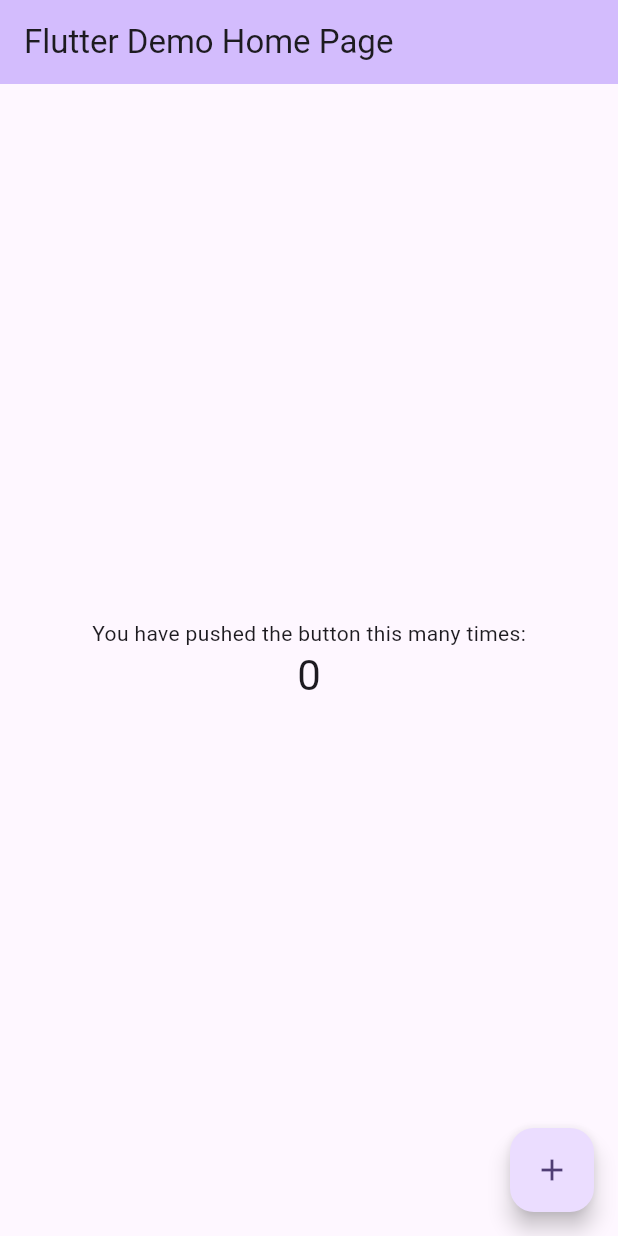
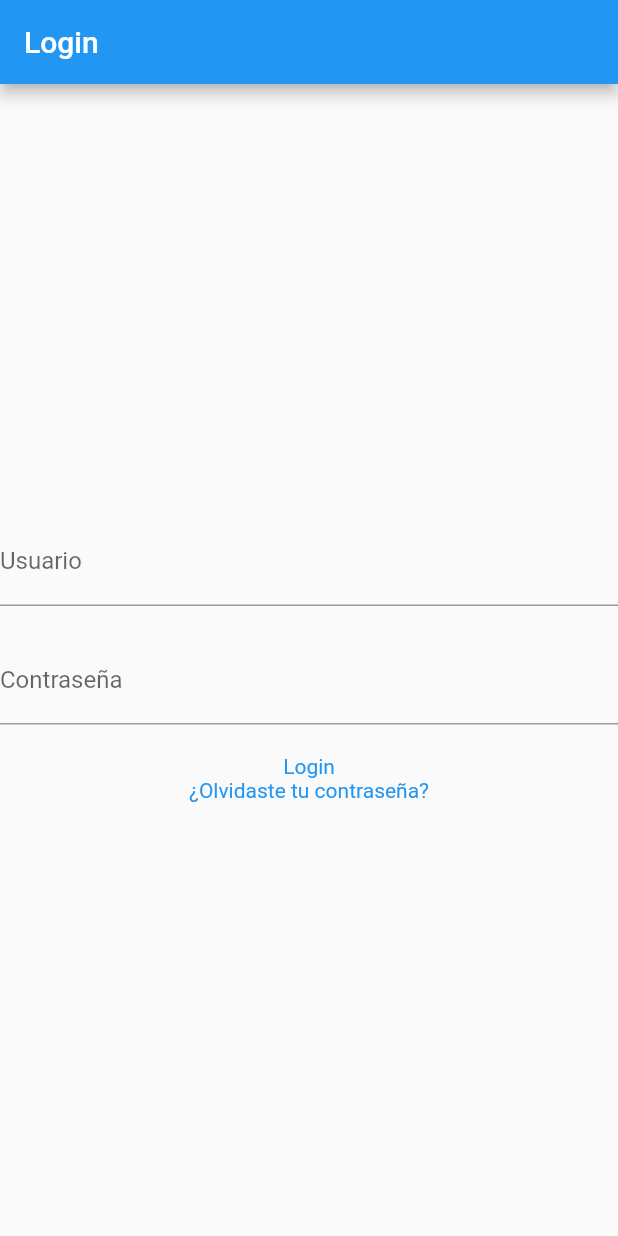
Before and after one commit to atalasluis/examen_Pro_movil, a Flutter app: the screen it shows after launch, on a phone screen of 412 x 824 dp. Run offline on Flutter 3.47's test engine with Material 2 defaults, Android fonts, the phone set to English and light mode, and no system bars.

Commit message:
login and Navigator

```diff
--- /dev/null
+++ b/lib/login.dart
@@ -0,0 +1,66 @@
+import 'package:examen/password.dart';
+import 'package:examen/user.dart';
+import 'package:flutter/material.dart';
+
+class LoginScreen extends StatelessWidget {
+  @override
+  Widget build(BuildContext context) {
+    return Scaffold(
+      appBar: AppBar(
+        title: Text('Login'),
+      ),
+      body: Center(
+        child: Column(
+          mainAxisAlignment: MainAxisAlignment.center,
+          children: <Widget>[
+            // Campos de correo y contraseña
+            TextField(
+              decoration: InputDecoration(
+                labelText: 'Usuario',
+              ),
+            ),
+            SizedBox(height: 20),
+            TextField(
+              obscureText: true,
+              decoration: InputDecoration(
+                labelText: 'Contraseña',
+              ),
+            ),
+            SizedBox(height: 20),
+            // Enlaces para autenticarse con Facebook y Gmail
+            InkWell(
+              onTap: () {
+                Navigator.push(
+                  context,
+                  MaterialPageRoute(builder: (context) => ProfileScreen()),
+                );
+              },
+              child: Text(
+                'Login',
+                style: TextStyle(
+                  color: Colors.blue,
+                ),
+              ),
+            ),
+            // Enlace para recuperar contraseña
+            InkWell(
+              onTap: () {
+                Navigator.push(
+                  context,
+                  MaterialPageRoute(
+                      builder: (context) => RecoverPasswordScreen()),
+                );
+              },
+              child: Text(
+                '¿Olvidaste tu contraseña?',
+                style: TextStyle(
+                  color: Colors.blue,
+                ),
+              ),
+            ),
+          ],
+        ),
+      ),
+    );
+  }
+}
--- a/lib/main.dart
+++ b/lib/main.dart
@@ -1,125 +1,21 @@
+import 'package:examen/login.dart';
+import 'package:examen/password.dart';
+import 'package:examen/user.dart';
 import 'package:flutter/material.dart';
 
-void main() {
-  runApp(const MyApp());
-}
+void main() => runApp(MyApp());
 
 class MyApp extends StatelessWidget {
-  const MyApp({super.key});
-
-  // This widget is the root of your application.
   @override
   Widget build(BuildContext context) {
     return MaterialApp(
-      title: 'Flutter Demo',
-      theme: ThemeData(
-        // This is the theme of your application.
-        //
-        // TRY THIS: Try running your application with "flutter run". You'll see
-        // the application has a blue toolbar. Then, without quitting the app,
-        // try changing the seedColor in the colorScheme below to Colors.green
-        // and then invoke "hot reload" (save your changes or press the "hot
-        // reload" button in a Flutter-supported IDE, or press "r" if you used
-        // the command line to start the app).
-        //
-        // Notice that the counter didn't reset back to zero; the application
-        // state is not lost during the reload. To reset the state, use hot
-        // restart instead.
-        //
-        // This works for code too, not just values: Most code changes can be
-        // tested with just a hot reload.
-        colorScheme: ColorScheme.fromSeed(seedColor: Colors.deepPurple),
-        useMaterial3: true,
-      ),
-      home: const MyHomePage(title: 'Flutter Demo Home Page'),
+      title: 'My examen',
+      initialRoute: '/login',
+      routes: {
+        '/login': (context) => LoginScreen(),
+        '/password': (context) => RecoverPasswordScreen(),
+        '/user': (context) => ProfileScreen()
+      },
     );
   }
 }
-
-class MyHomePage extends StatefulWidget {
-  const MyHomePage({super.key, required this.title});
-
-  // This widget is the home page of your application. It is stateful, meaning
-  // that it has a State object (defined below) that contains fields that affect
-  // how it looks.
-
-  // This class is the configuration for the state. It holds the values (in this
-  // case the title) provided by the parent (in this case the App widget) and
-  // used by the build method of the State. Fields in a Widget subclass are
-  // always marked "final".
-
-  final String title;
-
-  @override
-  State<MyHomePage> createState() => _MyHomePageState();
-}
-
-class _MyHomePageState extends State<MyHomePage> {
-  int _counter = 0;
-
-  void _incrementCounter() {
-    setState(() {
-      // This call to setState tells the Flutter framework that something has
-      // changed in this State, which causes it to rerun the build method below
-      // so that the display can reflect the updated values. If we changed
-      // _counter without calling setState(), then the build method would not be
-      // called again, and so nothing would appear to happen.
-      _counter++;
-    });
-  }
-
-  @override
-  Widget build(BuildContext context) {
-    // This method is rerun every time setState is called, for instance as done
-    // by the _incrementCounter method above.
-    //
-    // The Flutter framework has been optimized to make rerunning build methods
-    // fast, so that you can just rebuild anything that needs updating rather
-    // than having to individually change instances of widgets.
-    return Scaffold(
-      appBar: AppBar(
-        // TRY THIS: Try changing the color here to a specific color (to
-        // Colors.amber, perhaps?) and trigger a hot reload to see the AppBar
-        // change color while the other colors stay the same.
-        backgroundColor: Theme.of(context).colorScheme.inversePrimary,
-        // Here we take the value from the MyHomePage object that was created by
-        // the App.build method, and use it to set our appbar title.
-        title: Text(widget.title),
-      ),
-      body: Center(
-        // Center is a layout widget. It takes a single child and positions it
-        // in the middle of the parent.
-        child: Column(
-          // Column is also a layout widget. It takes a list of children and
-          // arranges them vertically. By default, it sizes itself to fit its
-          // children horizontally, and tries to be as tall as its parent.
-          //
-          // Column has various properties to control how it sizes itself and
-          // how it positions its children. Here we use mainAxisAlignment to
-          // center the children vertically; the main axis here is the vertical
-          // axis because Columns are vertical (the cross axis would be
-          // horizontal).
-          //
-          // TRY THIS: Invoke "debug painting" (choose the "Toggle Debug Paint"
-          // action in the IDE, or press "p" in the console), to see the
-          // wireframe for each widget.
-          mainAxisAlignment: MainAxisAlignment.center,
-          children: <Widget>[
-            const Text(
-              'You have pushed the button this many times:',
-            ),
-            Text(
-              '$_counter',
-              style: Theme.of(context).textTheme.headlineMedium,
-            ),
-          ],
-        ),
-      ),
-      floatingActionButton: FloatingActionButton(
-        onPressed: _incrementCounter,
-        tooltip: 'Increment',
-        child: const Icon(Icons.add),
-      ), // This trailing comma makes auto-formatting nicer for build methods.
-    );
-  }
-}
```
Also changed, not shown: lib/password.dart (added, +21 -0 lines), lib/user.dart (added, +22 -0 lines).
